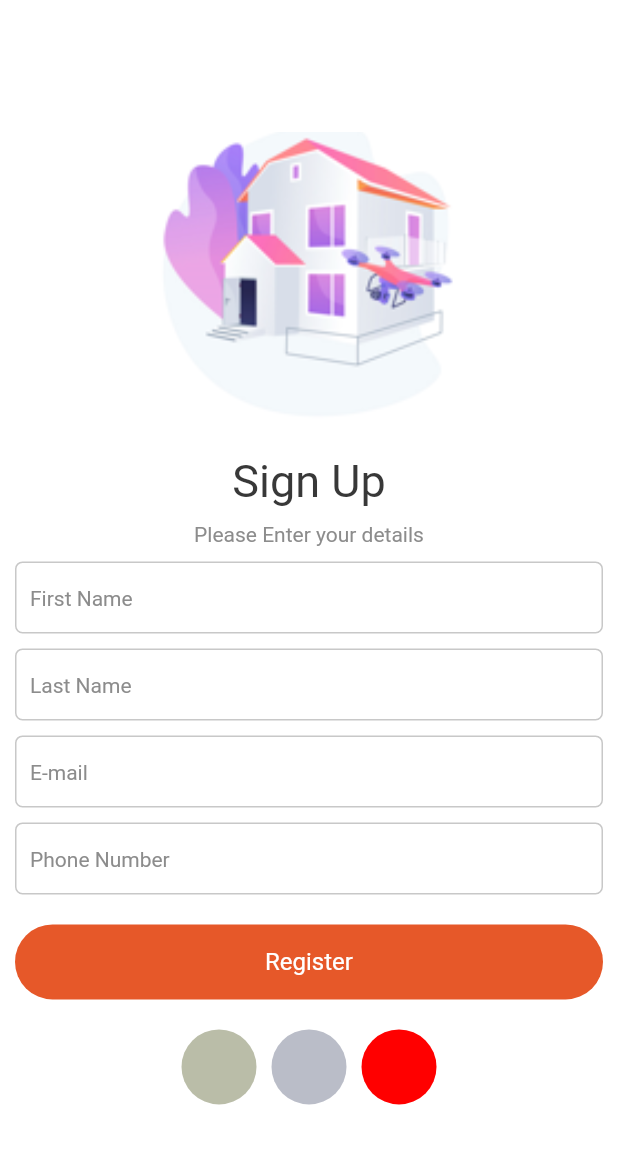
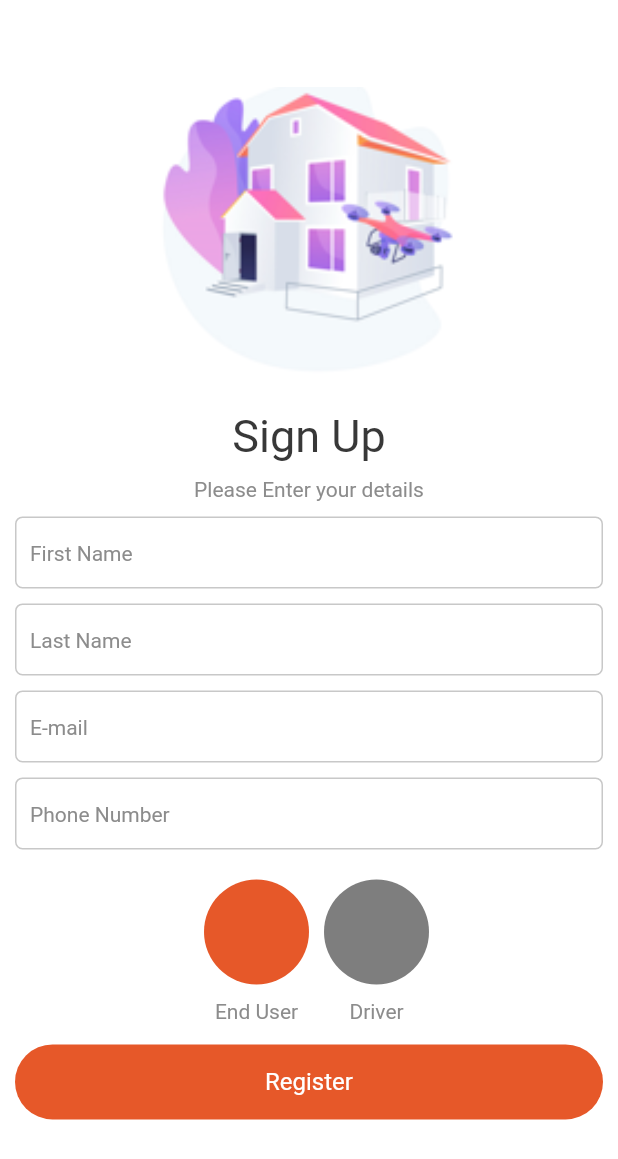
Before and after one commit to muthu-gokul/nextstop_dynamic, a Flutter app: the screen it shows after launch, on a phone screen of 412 x 824 dp. Shown: the top 1159 px of the screen. Run offline on Flutter 3.47's test engine with Material 2 defaults, Android fonts, the phone set to English and light mode, and no system bars; our stand-ins replace flutter_svg, get; Roboto replaces fonts that are missing (RB, RR).

Commit message:
userRole Controller

```diff
--- a/lib/main.dart
+++ b/lib/main.dart
@@ -1,4 +1,5 @@
 import 'package:flutter/material.dart';
+import 'package:get/get.dart';
 import 'package:nextstop_dynamic/pages/registrationPage.dart';
 
 void main() {
@@ -11,7 +12,7 @@ class MyApp extends StatelessWidget {
   // This widget is the root of your application.
   @override
   Widget build(BuildContext context) {
-    return MaterialApp(
+    return GetMaterialApp(
       title: 'Flutter Demo',
       debugShowCheckedModeBanner: false,
       theme: ThemeData(
--- a/lib/widgets/customControllers/callBack/general.dart
+++ b/lib/widgets/customControllers/callBack/general.dart
@@ -12,6 +12,7 @@ class General{
   }
 
   static String registrationPageIdentifier="REGI-STRA-TION-9876";
+  static String homePageIdentifier="HOME-PAGE-3434-9898";
 }
 
 
--- a/lib/widgets/customControllers/callBack/generalMethods.dart
+++ b/lib/widgets/customControllers/callBack/generalMethods.dart
@@ -1,6 +1,7 @@
 
 import 'package:flutter/material.dart';
 import 'package:get/get.dart';
+import 'package:nextstop_dynamic/pages/homePage.dart';
 import 'dart:convert';
 
 import 'general.dart';
@@ -141,6 +142,9 @@ navigateTo(String page,int? typeOfNavigation,){
     else if(page=="GetStart"){
    //   getXNavigation(typeOfNavigation, DesignationSelect());
     }
+    else if(page=="HomePage"){
+      getXNavigation(typeOfNavigation, HomePage());
+    }
     else{
       errorDialog(err002);
     }
--- a/lib/widgets/customControllers/callBack/myCallback.dart
+++ b/lib/widgets/customControllers/callBack/myCallback.dart
@@ -12,9 +12,11 @@ import '../rowController.dart';
 import '../sizedBoxController.dart';
 import '../templateController.dart';
 import '../textController.dart';
+import '../userRoleController.dart';
 
 abstract class MyCallback {
   void ontap(Map? clickEvent);
+  //void ontap2(Map? clickEvent);
 }
 
 abstract class MyCallback2 {
@@ -63,6 +65,9 @@ List<dynamic> getWidgets(List parsed,MyCallback myCallback){
     else if(element['type']=='hiddenController'){
       widgets.add(HiddenController(map: element));
     }
+    else if(element['type']=='userRoleController'){
+      widgets.add(UserRoleController(map: element, ontap: myCallback,));
+    }
   });
   return widgets;
 }
--- /dev/null
+++ b/lib/widgets/customControllers/userRoleController.dart
@@ -0,0 +1,85 @@
+import 'package:flutter/material.dart';
+import '../sizeLocal.dart';
+import 'callBack/myCallback.dart';
+import 'utils.dart';
+import 'package:get/get.dart';
+
+class UserRoleController extends StatelessWidget {
+  Map map;
+  MyCallback ontap;
+  var selectedIndex=(-1).obs;
+  UserRoleController({required this.map,required this.ontap}){
+    selectedIndex.value=map['selectedIndex'];
+  }
+
+  @override
+  Widget build(BuildContext context) {
+    return Container(
+      width: SizeConfig.screenWidth,
+      height: 100,
+      alignment: Alignment.center,
+      child: ListView.builder(
+        shrinkWrap: true,
+        scrollDirection: Axis.horizontal,
+        itemCount: map['value'].length,
+        itemBuilder: (ctx,i){
+          return  GestureDetector(
+            onTap: (){
+              selectedIndex.value=i;
+              // ontap.ontap(map['eventName']);
+            //  ontap.ontap(map['clickEvent']);
+            },
+            child: Container(
+              color: Colors.transparent,
+              margin: parseEdgeInsetsGeometry(map['margin']),
+              child: Column(
+                children: [
+                    Obx(
+                        ()=>Container(
+                            height: double.parse(map['height'].toString()),
+                            width:map.containsKey('pixelWidth')?double.parse(map['pixelWidth'].toString()): map.containsKey('width')?map['width']*SizeConfig.screenWidth:double.maxFinite,
+                            //width:map.containsKey('width')? double.parse(map['width'].toString()):double.maxFinite,
+                            alignment: parseAlignment(map['alignment']),
+                            decoration: BoxDecoration(
+                              //borderRadius: parseBorderRadius(map['borderRadius']),
+                                color: parseHexColor(selectedIndex.value==i?map['color']:map['unselectColor']),
+                                shape: BoxShape.circle
+                            )
+                        ),
+                    ),
+                    SizedBox(height: 10,),
+                    Text("${map['value'][i]['title']}",style: parseTextStyle(map['textStyle']),)
+                ],
+              ),
+            ),
+            /*child: Container(
+              margin: parseEdgeInsetsGeometry(map['margin']),
+              height: double.parse(map['height'].toString()),
+              width:map.containsKey('pixelWidth')?double.parse(map['pixelWidth'].toString()): map.containsKey('width')?map['width']*SizeConfig.screenWidth:double.maxFinite,
+              //width:map.containsKey('width')? double.parse(map['width'].toString()):double.maxFinite,
+              alignment: parseAlignment(map['alignment']),
+              decoration: BoxDecoration(
+                //borderRadius: parseBorderRadius(map['borderRadius']),
+                color: parseHexColor(map['color']),
+                shape: BoxShape.circle
+              ),
+              child: map.containsKey('child')?getChild(map['child']):Container(),
+            ),*/
+          );
+        },
+      ),
+    );
+  }
+
+  validate(){
+    if(selectedIndex.value==-1){
+      return false;
+    }
+    return true;
+  }
+
+  getValue(){
+    return map['value'][selectedIndex.value]['value'];
+  }
+
+}
```
Also changed, not shown: assets/json/HOME-PAGE-3434-9898.json (added, +74 -0 lines), assets/json/REGI-STRA-TION-9876.json (+37 -55 lines), lib/pages/homePage.dart (added, +115 -0 lines), lib/pages/registrationPage.dart (+55 -0 lines).
